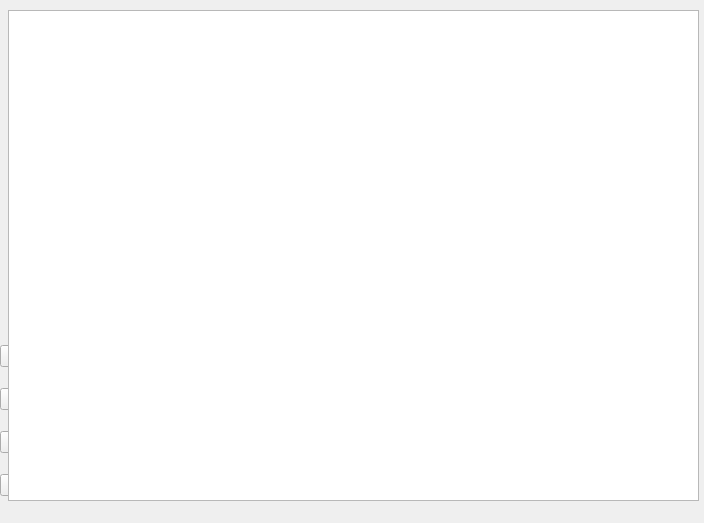
Qt form mainpage.ui (mxnemu/media-u) before a commit.
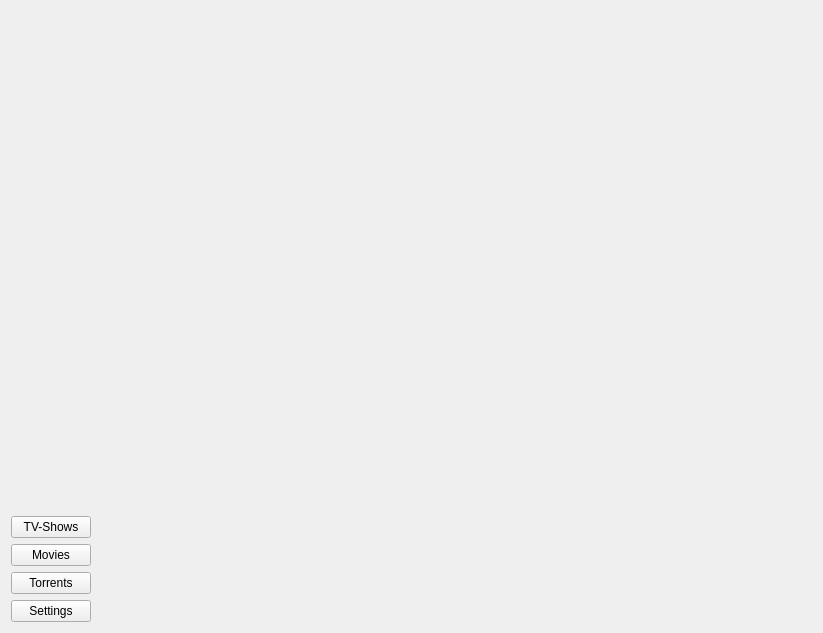
The same form after that commit.

Commit message: add page widgets;

The edit to the form file:
```diff
--- a/mainpage.ui
+++ b/mainpage.ui
@@ -6,23 +6,32 @@
    <rect>
     <x>0</x>
     <y>0</y>
-    <width>704</width>
-    <height>523</height>
+    <width>823</width>
+    <height>633</height>
    </rect>
   </property>
   <property name="windowTitle">
    <string>Form</string>
   </property>
-  <widget class="QWidget" name="verticalLayoutWidget">
-   <property name="geometry">
-    <rect>
-     <x>0</x>
-     <y>330</y>
-     <width>271</width>
-     <height>181</height>
-    </rect>
-   </property>
+  <property name="styleSheet">
+   <string notr="true"/>
+  </property>
+  <layout class="QHBoxLayout" name="horizontalLayout">
+   <item>
    <layout class="QVBoxLayout" name="verticalLayout">
+     <item>
+      <spacer name="verticalSpacer">
+       <property name="orientation">
+        <enum>Qt::Vertical</enum>
+       </property>
+       <property name="sizeHint" stdset="0">
+        <size>
+         <width>20</width>
+         <height>40</height>
+        </size>
+       </property>
+      </spacer>
+     </item>
     <item>
      <widget class="QPushButton" name="pushButton_2">
       <property name="text">
@@ -52,17 +61,21 @@
      </widget>
     </item>
    </layout>
-  </widget>
-  <widget class="QGraphicsView" name="graphicsView">
-   <property name="geometry">
-    <rect>
-     <x>8</x>
-     <y>10</y>
-     <width>691</width>
-     <height>491</height>
-    </rect>
-   </property>
-  </widget>
+   </item>
+   <item>
+    <spacer name="horizontalSpacer">
+     <property name="orientation">
+      <enum>Qt::Horizontal</enum>
+     </property>
+     <property name="sizeHint" stdset="0">
+      <size>
+       <width>40</width>
+       <height>20</height>
+      </size>
+     </property>
+    </spacer>
+   </item>
+  </layout>
  </widget>
  <resources/>
  <connections/>
```
Lines whose indentation alone changed are shown as unchanged. The commit also changes 5 other files.
